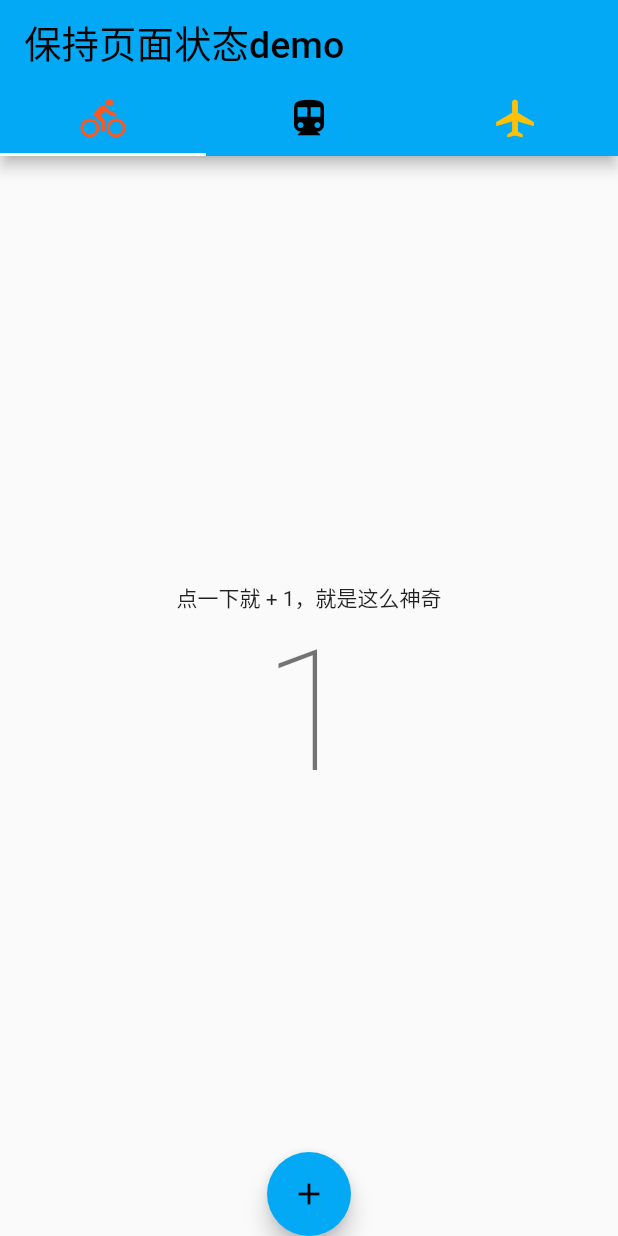
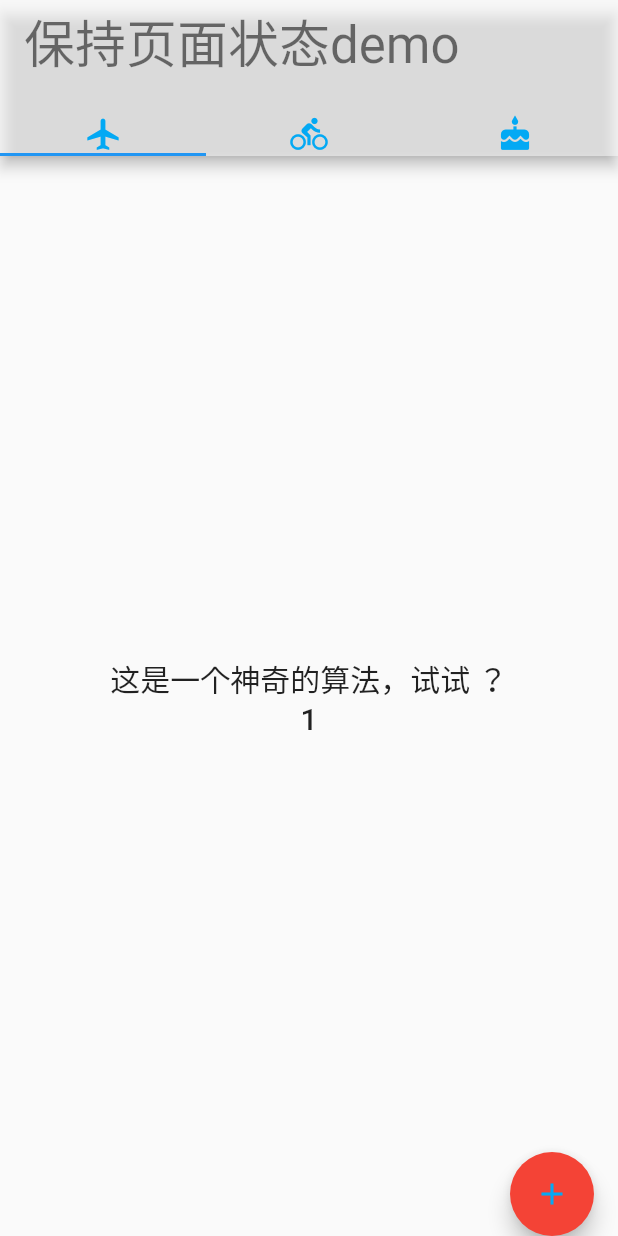
Before and after one commit to malongq/flutter_keeppage, a Flutter app: the screen it shows after launch, after a tap on the "add" icon, on a phone screen of 412 x 824 dp. Run offline on Flutter 3.47's test engine with Material 2 defaults, Android fonts, the phone set to English and light mode, and no system bars.

Commit message:
练习保持页面状态

```diff
--- /dev/null
+++ b/lib/keep_page_state.dart
@@ -0,0 +1,59 @@
+import 'package:flutter/material.dart';
+import 'new_home_page.dart';
+
+class KeepPageState extends StatefulWidget{
+  @override
+  _KeepPageStateState createState()=> _KeepPageStateState();
+}
+
+class _KeepPageStateState extends State<KeepPageState> with SingleTickerProviderStateMixin{
+
+  TabController _controller;
+
+  @override
+  void initState() {
+    _controller = TabController(length: 3,vsync: this);
+    super.initState();
+  }
+
+  @override
+  Widget build(BuildContext context) {
+    return Scaffold(
+      appBar: AppBar(
+        backgroundColor: Colors.white.withOpacity(0.5),
+        title: Text('保持页面状态demo',style: Theme.of(context).textTheme.display1,),
+        bottom: TabBar(
+          controller: _controller,
+          tabs: [
+            Icon(Icons.airplanemode_active,color: Colors.lightBlue,size: 25.0,),
+            Icon(Icons.directions_bike,color: Colors.lightBlue,size: 25.0,),
+            Icon(Icons.cake,color: Colors.lightBlue,size: 25.0,),
+          ]
+        ),
+      ),
+
+      body: TabBarView(
+        controller: _controller,
+          children: [
+            Center(
+              child: new NewHomePage(),
+            ),
+            Center(
+              child: new NewHomePage(),
+            ),
+            Center(
+              child: new NewHomePage(),
+            )
+          ]
+      ),
+    );
+  }
+
+  @override
+  void dispose() {
+    _controller.dispose();
+    super.dispose();
+  }
+
+
+}
--- a/lib/main.dart
+++ b/lib/main.dart
@@ -87,8 +87,91 @@
 //}
 
 
+//import 'package:flutter/material.dart';
+//import 'homepage.dart';
+//
+//void main()=>runApp(MyApp());
+//
+//class MyApp extends StatelessWidget {
+//
+//  @override
+//  Widget build(BuildContext context) {
+//    return MaterialApp(
+//      title: '保持页面状态demo',
+//      theme: ThemeData(
+//        primarySwatch: Colors.lightBlue,
+//      ),
+//      home: KeepPage(),
+//    );
+//  }
+//
+//}
+//
+//class KeepPage extends StatefulWidget {
+//
+//  @override
+//  _KeepPageState createState()=> _KeepPageState();
+//
+//}
+//
+//class _KeepPageState extends State<KeepPage> with SingleTickerProviderStateMixin{
+//
+//  TabController _controller;
+//
+//  @override
+//  void initState() {
+//    _controller = TabController(length: 3, vsync: this);
+//    super.initState();
+//  }
+//
+//  @override
+//  void dispose() {
+//    _controller.dispose();
+//    super.dispose();
+//  }
+//
+//
+//  @override
+//  Widget build(BuildContext context) {
+//    // TODO: implement build
+//    return Scaffold(
+//        appBar: AppBar(
+//          title: Text(
+//            '保持页面状态demo',
+//            style: TextStyle(
+//              fontSize: 25.0,
+//              color: Colors.black
+//            ),
+//          ),
+//
+//          bottom: TabBar(
+//              controller: _controller,
+//              tabs: [
+//                Tab(icon: Icon(Icons.directions_bike,color: Colors.deepOrange,size: 30.0)),
+//                Tab(icon: Icon(Icons.directions_transit,color: Colors.black,size: 30.0)),
+//                Tab(icon: Icon(Icons.airplanemode_active,color: Colors.amber,size: 30.0)),
+//              ]
+//          ),
+//
+//        ),
+//
+//      body: TabBarView(
+//        controller: _controller,
+//          children: [
+//            Center(child: HomePage()),
+//            Center(child: HomePage()),
+//            Center(child: HomePage()),
+//          ]
+//      ),
+//
+//    );
+//  }
+//}
+
+
+//TODO 再次练习 保持页面状态demo
 import 'package:flutter/material.dart';
-import 'homepage.dart';
+import 'keep_page_state.dart';
 
 void main()=>runApp(MyApp());
 
@@ -98,72 +181,8 @@ class MyApp extends StatelessWidget {
   Widget build(BuildContext context) {
     return MaterialApp(
       title: '保持页面状态demo',
-      theme: ThemeData(
-        primarySwatch: Colors.lightBlue,
-      ),
-      home: KeepPage(),
-    );
-  }
-
-}
-
-class KeepPage extends StatefulWidget {
-
-  @override
-  _KeepPageState createState()=> _KeepPageState();
-
-}
-
-class _KeepPageState extends State<KeepPage> with SingleTickerProviderStateMixin{
-
-  TabController _controller;
-
-  @override
-  void initState() {
-    _controller = TabController(length: 3, vsync: this);
-    super.initState();
-  }
-
-  @override
-  void dispose() {
-    _controller.dispose();
-    super.dispose();
-  }
-
-
-  @override
-  Widget build(BuildContext context) {
-    // TODO: implement build
-    return Scaffold(
-        appBar: AppBar(
-          title: Text(
-            '保持页面状态demo',
-            style: TextStyle(
-              fontSize: 25.0,
-              color: Colors.black
-            ),
-          ),
-
-          bottom: TabBar(
-              controller: _controller,
-              tabs: [
-                Tab(icon: Icon(Icons.directions_bike,color: Colors.deepOrange,size: 30.0)),
-                Tab(icon: Icon(Icons.directions_transit,color: Colors.black,size: 30.0)),
-                Tab(icon: Icon(Icons.airplanemode_active,color: Colors.amber,size: 30.0)),
-              ]
-          ),
-
-        ),
-
-      body: TabBarView(
-        controller: _controller,
-          children: [
-            Center(child: HomePage()),
-            Center(child: HomePage()),
-            Center(child: HomePage()),
-          ]
-      ),
-
+      theme: ThemeData.light(),
+      home: KeepPageState(),
     );
   }
 }
--- /dev/null
+++ b/lib/new_home_page.dart
@@ -0,0 +1,42 @@
+import 'package:flutter/material.dart';
+
+class NewHomePage extends StatefulWidget {
+  @override
+  _NewHomePageState createState() => _NewHomePageState();
+}
+
+class _NewHomePageState extends State<NewHomePage> with AutomaticKeepAliveClientMixin{
+
+  int _count = 0;
+
+  void _changeCount(){
+    setState(() {
+      _count++;
+    });
+  }
+
+  @override
+  Widget build(BuildContext context) {
+    return Scaffold(
+      body: Column(
+        mainAxisAlignment: MainAxisAlignment.center,
+        children: <Widget>[
+          Center(
+            child: Text('这是一个神奇的算法，试试 ？',style: Theme.of(context).textTheme.title,),
+          ),
+          Text('$_count',style: Theme.of(context).textTheme.title,),
+        ],
+      ),
+      floatingActionButton: FloatingActionButton(
+        onPressed: _changeCount,
+        child: Icon(Icons.add,color: Colors.lightBlue,),
+        backgroundColor: Colors.red,
+      ),
+      floatingActionButtonLocation: FloatingActionButtonLocation.endDocked,
+    );
+  }
+
+  @override
+  // TODO: implement wantKeepAlive
+  bool get wantKeepAlive => true;
+}
```
